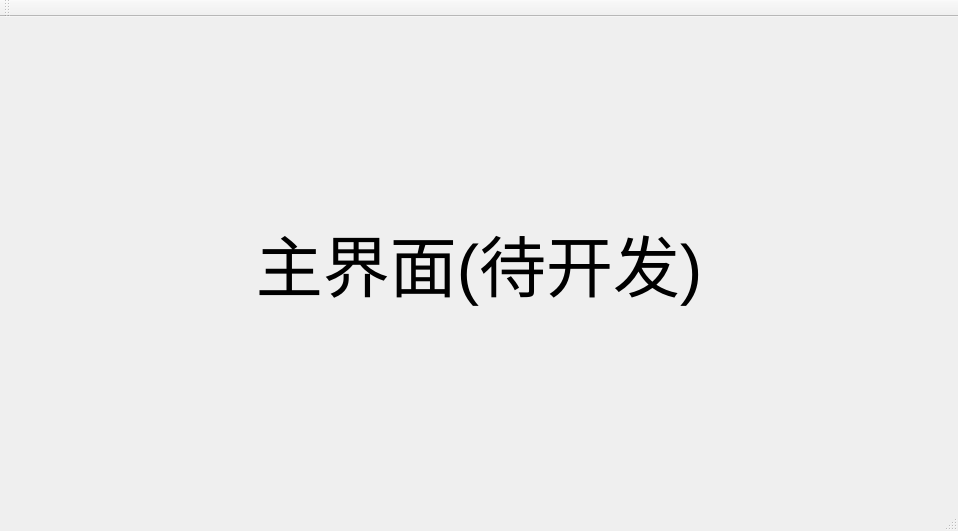
Qt form MyChatDemo/src/ui/mainwindow.ui (yihengpromax/git-study) before a commit.
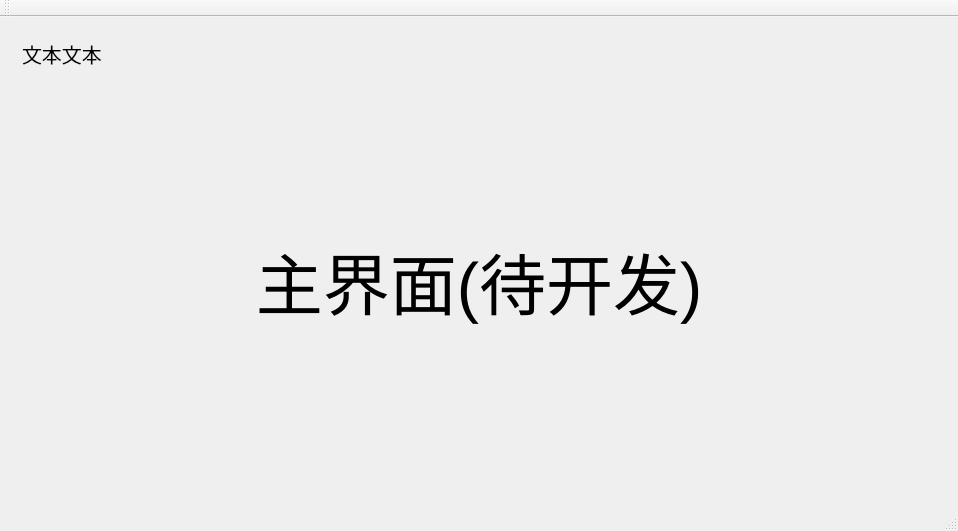
The same form after that commit.

Patch:
```diff
--- a/MyChatDemo/src/ui/mainwindow.ui
+++ b/MyChatDemo/src/ui/mainwindow.ui
@@ -18,6 +18,24 @@
     <item>
      <widget class="QWidget" name="widget" native="true">
       <layout class="QVBoxLayout" name="verticalLayout_2">
+       <item>
+        <widget class="QLabel" name="lab_username">
+         <property name="maximumSize">
+          <size>
+           <width>16777215</width>
+           <height>30</height>
+          </size>
+         </property>
+         <property name="font">
+          <font>
+           <pointsize>15</pointsize>
+          </font>
+         </property>
+         <property name="text">
+          <string>文本文本</string>
+         </property>
+        </widget>
+       </item>
        <item>
         <widget class="QLabel" name="label">
          <property name="font">
```
